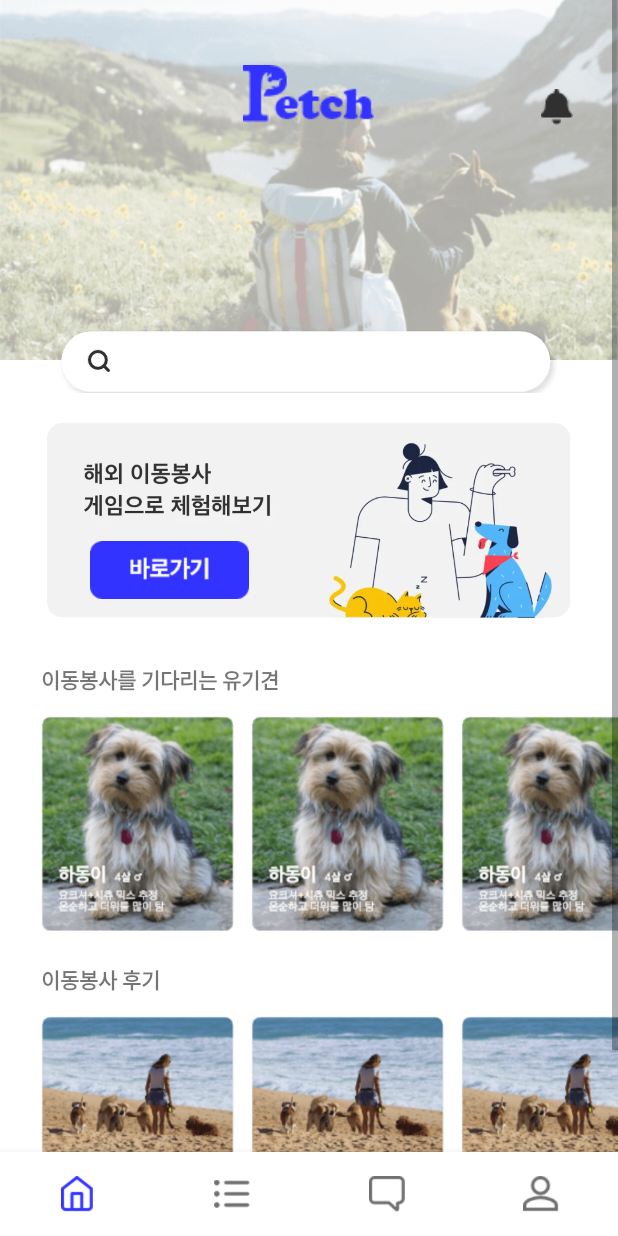
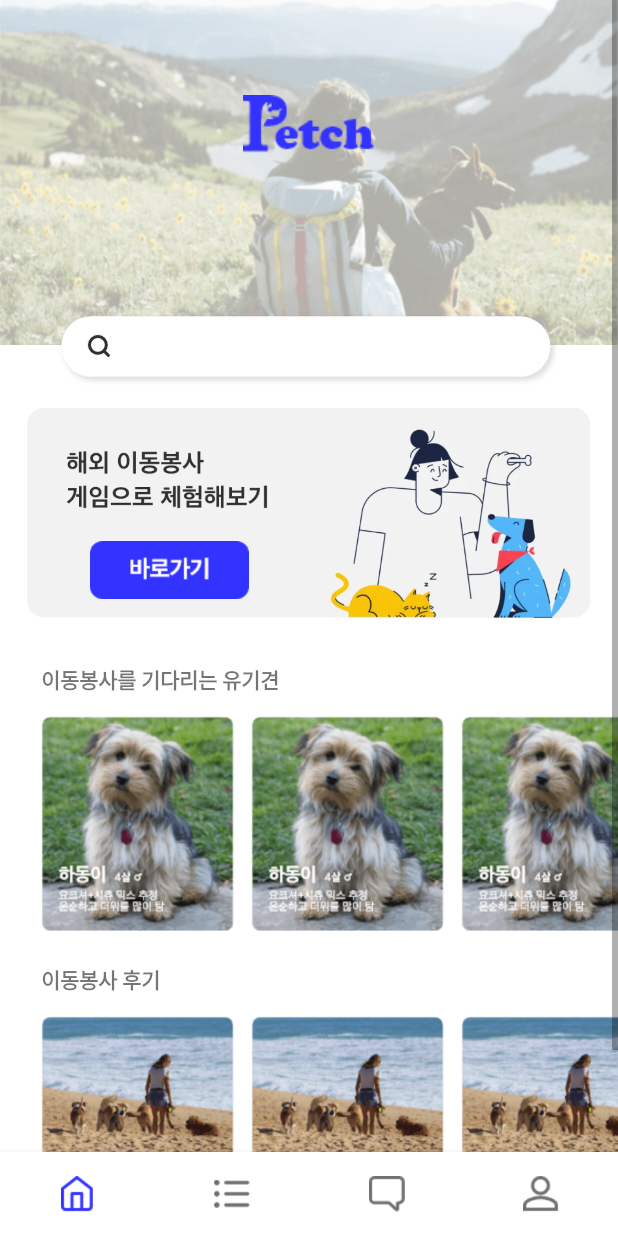
Before and after one commit to PETCH-KR/Frontend-Andriod, an Android app: the Fragment_home screen opened directly, with no data from a screen before it, on a phone screen of 412 x 824 dp. Run offline under Robolectric (Android 15) with nearby library versions, the phone set to English and light mode, and no system bars.

Commit message:
Game : button click or drop 화면전환

```diff
--- a/app/src/main/res/layout/activity_answer2.xml
+++ b/app/src/main/res/layout/activity_answer2.xml
@@ -13,7 +13,7 @@
 
         <TextView
             android:id="@+id/imageView10"
-            android:layout_marginTop="100dp"
+            android:layout_marginTop="60dp"
             android:layout_marginLeft="40dp"
             android:layout_width="wrap_content"
             android:layout_height="wrap_content"
--- a/app/src/main/res/layout/activity_splash.xml
+++ b/app/src/main/res/layout/activity_splash.xml
@@ -20,7 +20,6 @@
         app:tabIndicatorHeight="0dp"
         app:tabIndicatorGravity="center">
     </com.google.android.material.tabs.TabLayout>
-
 
     <androidx.viewpager.widget.ViewPager
         android:layout_width="match_parent"
--- a/app/src/main/res/layout/fragment_home.xml
+++ b/app/src/main/res/layout/fragment_home.xml
@@ -29,7 +29,7 @@
         <ImageView
             android:id="@+id/imageView3"
             android:layout_width="wrap_content"
-            android:layout_height="240dp"
+            android:layout_height="230dp"
             android:scaleType="centerCrop"
             app:srcCompat="@drawable/home_img" />
 
@@ -38,18 +38,8 @@
             android:layout_width="match_parent"
             android:layout_height="wrap_content"
             android:layout_gravity="center_horizontal"
-            android:layout_marginTop="43dp"
+            android:layout_marginTop="63dp"
             app:srcCompat="@drawable/home_logo" />
-
-        <ImageButton
-            android:id="@+id/imageButton"
-            android:layout_width="wrap_content"
-            android:layout_height="wrap_content"
-            app:srcCompat="@drawable/home_ring"
-            android:layout_gravity="right"
-            android:layout_marginTop="49dp"
-            android:layout_marginRight="18dp"
-            android:backgroundTint="#00ff"/>
 
 
         <ImageButton
@@ -59,8 +49,8 @@
             android:scaleType="fitCenter"
             android:layout_marginLeft="20dp"
             android:layout_marginRight="20dp"
-            android:layout_marginBottom="40dp"
-            android:layout_marginTop="205dp"
+            android:layout_marginBottom="10dp"
+            android:layout_marginTop="195dp"
             android:backgroundTint="#00ff"
             app:srcCompat="@drawable/home_searchimg" />
 
@@ -76,7 +66,7 @@
             android:layout_width="wrap_content"
             android:layout_height="wrap_content"
             android:layout_marginLeft="17dp"
-            android:layout_marginTop="20dp"
+            android:layout_marginTop="10dp"
             android:layout_marginRight="17dp"
             android:layout_marginBottom="10dp"
             android:padding="0dp"
```
Also changed, not shown: app/src/main/java/com/example/carry_stray_dogs/Game1Activity.kt (+53 -5 lines), app/src/main/java/com/example/carry_stray_dogs/Game2Activity.kt (+13 -26 lines), app/src/main/java/com/example/carry_stray_dogs/Game3Activity.kt (+46 -33 lines), app/src/main/res/layout/activity_game1.xml (+4 -4 lines), app/src/main/res/layout/activity_game2.xml (+5 -4 lines), app/src/main/res/layout/activity_game3.xml (+4 -4 lines), app/src/main/res/drawable/game_cancel.png (added).
